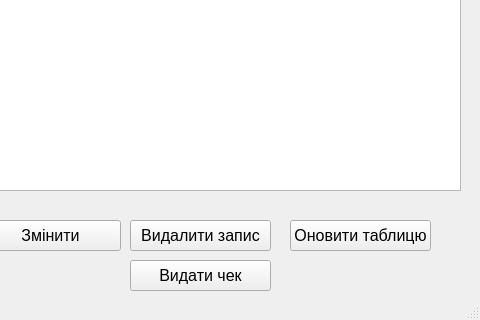
Before: the Qt Designer form uis/offers_list.ui in definitelyDefi/atelier-nitka-accounting, drawn with Qt 5; both pictures show x 320 to 800 and y 150 to 470 of the 800 by 470 pixel window.
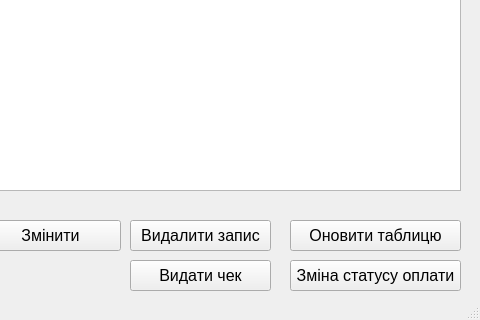
After: the same form once the commit is applied. Icons and pictures are not drawn.

Commit message: Добавил кнопку изменения статуса оплаты, сгенерировал екзешник, проблемы описал в блокноты

```diff
--- a/uis/offers_list.ui
+++ b/uis/offers_list.ui
@@ -40,7 +40,7 @@
      <rect>
       <x>610</x>
       <y>370</y>
-      <width>141</width>
+      <width>171</width>
       <height>31</height>
      </rect>
     </property>
@@ -283,6 +283,24 @@
      <string>Видати чек</string>
     </property>
    </widget>
+   <widget class="QPushButton" name="change_paid_status_button">
+    <property name="geometry">
+     <rect>
+      <x>610</x>
+      <y>410</y>
+      <width>171</width>
+      <height>31</height>
+     </rect>
+    </property>
+    <property name="font">
+     <font>
+      <pointsize>12</pointsize>
+     </font>
+    </property>
+    <property name="text">
+     <string>Зміна статусу оплати</string>
+    </property>
+   </widget>
   </widget>
   <widget class="QStatusBar" name="statusbar"/>
  </widget>
```
The commit also changes 7 other files.
